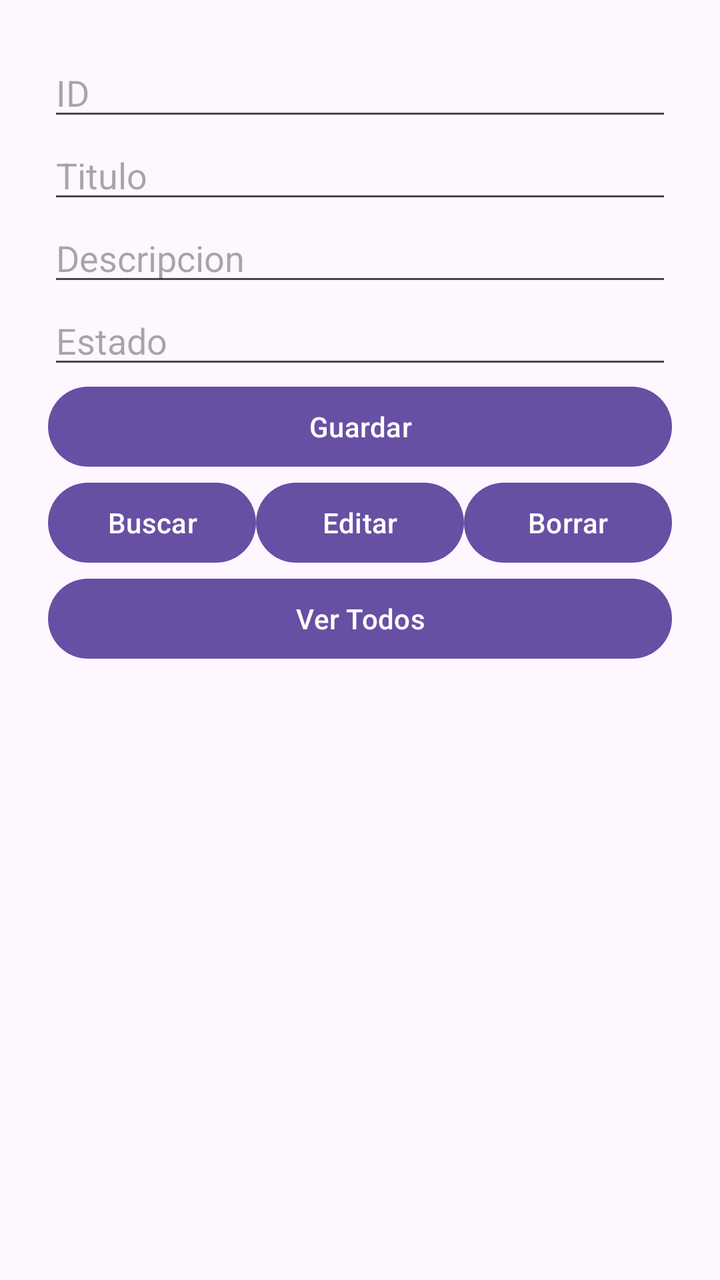
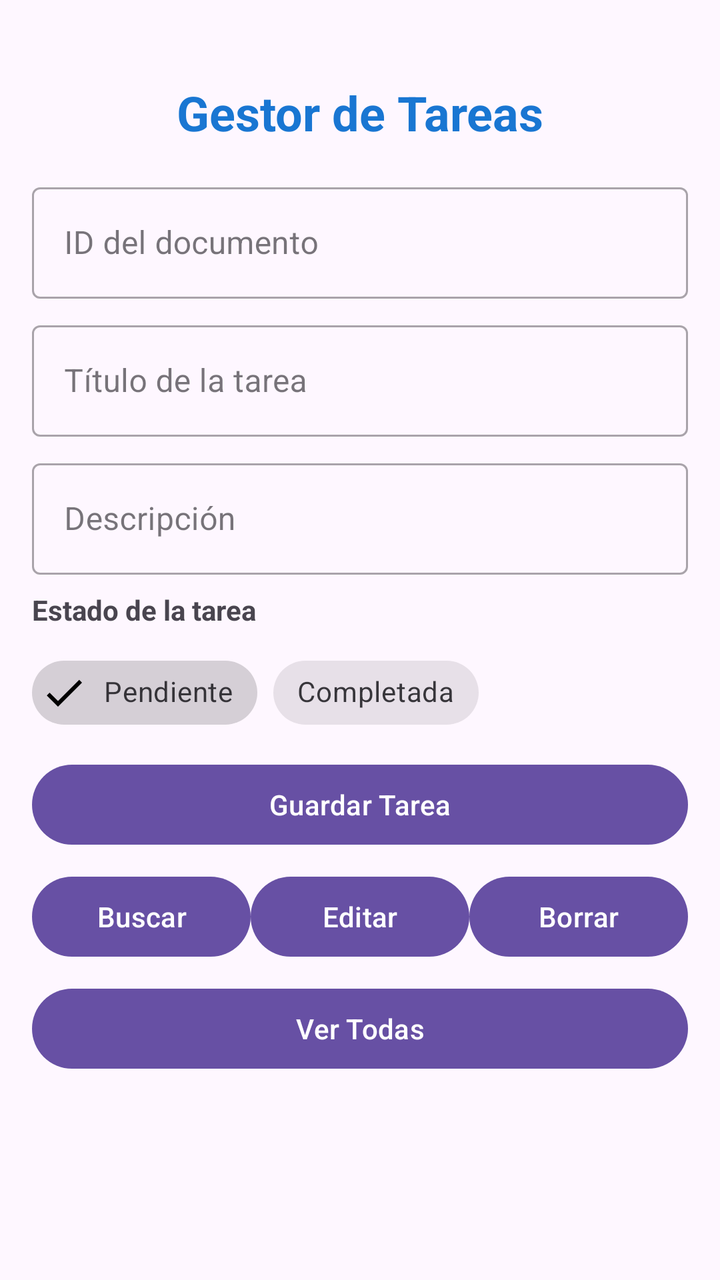

An Android layout rendered at two revisions. The XML below is the earlier revision; the diff shows what the commit changed to produce the second picture.
<!-- AndroidManifest.xml: application theme Theme.ToDoListLeonardo -->
<!-- res/layout/activity_main.xml -->
<?xml version="1.0" encoding="utf-8"?>
<LinearLayout xmlns:android="http://schemas.android.com/apk/res/android"
    android:orientation="vertical"
    android:padding="24dp"
    android:layout_width="match_parent"
    android:layout_height="match_parent">

    <EditText android:id="@+id/etId" android:hint="ID" android:inputType="number"
        android:layout_width="match_parent" android:layout_height="wrap_content"/>

    <EditText android:id="@+id/etTitulo" android:hint="Titulo"
        android:layout_width="match_parent" android:layout_height="wrap_content"/>

    <EditText android:id="@+id/etDescripcion" android:hint="Descripcion"
        android:layout_width="match_parent" android:layout_height="wrap_content"/>

    <EditText android:id="@+id/etEstado" android:hint="Estado"
        android:layout_width="match_parent" android:layout_height="wrap_content"/>

    <Button android:id="@+id/btnRegistrar" android:text="Guardar"
        android:layout_width="match_parent" android:layout_height="wrap_content"/>

    <LinearLayout android:orientation="horizontal"
        android:layout_width="match_parent" android:layout_height="wrap_content">

        <Button android:id="@+id/btnBuscar" android:text="Buscar"
            android:layout_weight="1" android:layout_width="0dp" android:layout_height="wrap_content"/>

        <Button android:id="@+id/btnEditar" android:text="Editar"
            android:layout_weight="1" android:layout_width="0dp" android:layout_height="wrap_content"/>

        <Button android:id="@+id/btnBorrar" android:text="Borrar"
            android:layout_weight="1" android:layout_width="0dp" android:layout_height="wrap_content"/>
    </LinearLayout>

    <Button android:id="@+id/btnVerTodos" android:text="Ver Todos"
        android:layout_width="match_parent" android:layout_height="wrap_content"/>

    <androidx.recyclerview.widget.RecyclerView
        android:id="@+id/rvTareas"
        android:layout_width="match_parent"
        android:layout_height="0dp"
        android:layout_weight="1"/>
</LinearLayout>
<!-- resources referenced by this layout -->
<resources>
  <style name="Theme.ToDoListLeonardo" parent="Base.Theme.ToDoListLeonardo" />
  <style name="Base.Theme.ToDoListLeonardo" parent="Theme.Material3.DayNight.NoActionBar">
          
          
      </style>
</resources>

<!-- the commit's change to res/layout/activity_main.xml (unified diff, before → after) -->
@@ -1,44 +1,148 @@
 <?xml version="1.0" encoding="utf-8"?>
 <LinearLayout xmlns:android="http://schemas.android.com/apk/res/android"
+    xmlns:app="http://schemas.android.com/apk/res-auto"
+    android:layout_width="match_parent"
+    android:layout_height="match_parent"
     android:orientation="vertical"
-    android:padding="24dp"
-    android:layout_width="match_parent"
-    android:layout_height="match_parent">
+    android:padding="16dp">
 
-    <EditText android:id="@+id/etId" android:hint="ID" android:inputType="number"
-        android:layout_width="match_parent" android:layout_height="wrap_content"/>
+    <TextView
+        android:layout_width="match_parent"
+        android:layout_height="wrap_content"
+        android:text="Gestor de Tareas"
+        android:textSize="24sp"
+        android:textStyle="bold"
+        android:textColor="@color/colorPrimary"
+        android:gravity="center"
+        android:layout_marginTop="24dp"
+        android:layout_marginBottom="16dp" />
 
-    <EditText android:id="@+id/etTitulo" android:hint="Titulo"
-        android:layout_width="match_parent" android:layout_height="wrap_content"/>
+    <com.google.android.material.textfield.TextInputLayout
+        android:id="@+id/tilId"
+        style="@style/Widget.MaterialComponents.TextInputLayout.OutlinedBox"
+        android:layout_width="match_parent"
+        android:layout_height="wrap_content"
+        android:hint="ID del documento"
+        android:layout_marginBottom="8dp">
 
-    <EditText android:id="@+id/etDescripcion" android:hint="Descripcion"
-        android:layout_width="match_parent" android:layout_height="wrap_content"/>
+        <com.google.android.material.textfield.TextInputEditText
+            android:id="@+id/etId"
+            android:layout_width="match_parent"
+            android:layout_height="wrap_content"
+            android:inputType="text" />
 
-    <EditText android:id="@+id/etEstado" android:hint="Estado"
-        android:layout_width="match_parent" android:layout_height="wrap_content"/>
+    </com.google.android.material.textfield.TextInputLayout>
 
-    <Button android:id="@+id/btnRegistrar" android:text="Guardar"
-        android:layout_width="match_parent" android:layout_height="wrap_content"/>
+    <com.google.android.material.textfield.TextInputLayout
+        android:id="@+id/tilTitulo"
+        style="@style/Widget.MaterialComponents.TextInputLayout.OutlinedBox"
+        android:layout_width="match_parent"
+        android:layout_height="wrap_content"
+        android:hint="Título de la tarea"
+        android:layout_marginBottom="8dp">
 
-    <LinearLayout android:orientation="horizontal"
-        android:layout_width="match_parent" android:layout_height="wrap_content">
+        <com.google.android.material.textfield.TextInputEditText
+            android:id="@+id/etTitulo"
+            android:layout_width="match_parent"
+            android:layout_height="wrap_content" />
 
-        <Button android:id="@+id/btnBuscar" android:text="Buscar"
-            android:layout_weight="1" android:layout_width="0dp" android:layout_height="wrap_content"/>
+    </com.google.android.material.textfield.TextInputLayout>
 
-        <Button android:id="@+id/btnEditar" android:text="Editar"
-            android:layout_weight="1" android:layout_width="0dp" android:layout_height="wrap_content"/>
+    <com.google.android.material.textfield.TextInputLayout
+        android:id="@+id/tilDescripcion"
+        style="@style/Widget.MaterialComponents.TextInputLayout.OutlinedBox"
+        android:layout_width="match_parent"
+        android:layout_height="wrap_content"
+        android:hint="Descripción"
+        android:layout_marginBottom="8dp">
 
-        <Button android:id="@+id/btnBorrar" android:text="Borrar"
-            android:layout_weight="1" android:layout_width="0dp" android:layout_height="wrap_content"/>
+        <com.google.android.material.textfield.TextInputEditText
+            android:id="@+id/etDescripcion"
+            android:layout_width="match_parent"
+            android:layout_height="wrap_content" />
+
+    </com.google.android.material.textfield.TextInputLayout>
+
+    <TextView
+        android:layout_width="wrap_content"
+        android:layout_height="wrap_content"
+        android:text="Estado de la tarea"
+        android:textStyle="bold"
+        android:layout_marginBottom="8dp" />
+
+    <com.google.android.material.chip.ChipGroup
+        android:id="@+id/chipGroupEstado"
+        android:layout_width="match_parent"
+        android:layout_height="wrap_content"
+        app:singleSelection="true">
+
+        <com.google.android.material.chip.Chip
+            android:id="@+id/chipPendiente"
+            style="@style/Widget.MaterialComponents.Chip.Filter"
+            android:layout_width="wrap_content"
+            android:layout_height="wrap_content"
+            android:text="Pendiente"
+            android:checkable="true"
+            android:checked="true" />
+
+        <com.google.android.material.chip.Chip
+            android:id="@+id/chipCompletada"
+            style="@style/Widget.MaterialComponents.Chip.Filter"
+            android:layout_width="wrap_content"
+            android:layout_height="wrap_content"
+            android:text="Completada"
+            android:checkable="true" />
+
+    </com.google.android.material.chip.ChipGroup>
+
+    <com.google.android.material.button.MaterialButton
+        android:id="@+id/btnGuardar"
+        android:layout_width="match_parent"
+        android:layout_height="wrap_content"
+        android:text="Guardar Tarea"
+        android:layout_marginTop="8dp"
+        android:layout_marginBottom="8dp" />
+
+    <LinearLayout
+        android:layout_width="match_parent"
+        android:layout_height="wrap_content"
+        android:orientation="horizontal">
+
+        <com.google.android.material.button.MaterialButton
+            android:id="@+id/btnBuscar"
+            android:layout_width="0dp"
+            android:layout_height="wrap_content"
+            android:layout_weight="1"
+            android:text="Buscar" />
+
+        <com.google.android.material.button.MaterialButton
+            android:id="@+id/btnEditar"
+            android:layout_width="0dp"
+            android:layout_height="wrap_content"
+            android:layout_weight="1"
+            android:text="Editar" />
+
+        <com.google.android.material.button.MaterialButton
+            android:id="@+id/btnBorrar"
+            android:layout_width="0dp"
+            android:layout_height="wrap_content"
+            android:layout_weight="1"
+            android:text="Borrar" />
+
     </LinearLayout>
 
-    <Button android:id="@+id/btnVerTodos" android:text="Ver Todos"
-        android:layout_width="match_parent" android:layout_height="wrap_content"/>
+    <com.google.android.material.button.MaterialButton
+        android:id="@+id/btnVerTodas"
+        android:layout_width="match_parent"
+        android:layout_height="wrap_content"
+        android:text="Ver Todas"
+        android:layout_marginTop="8dp"
+        android:layout_marginBottom="8dp" />
 
     <androidx.recyclerview.widget.RecyclerView
         android:id="@+id/rvTareas"
         android:layout_width="match_parent"
         android:layout_height="0dp"
-        android:layout_weight="1"/>
+        android:layout_weight="1" />
+
 </LinearLayout>
<!-- resource entries referenced after the edit -->
@@ -1,5 +1,6 @@
 <!-- resources referenced by this layout -->
 <resources>
+  <color name="colorPrimary">#1976D2</color>
   <style name="Theme.ToDoListLeonardo" parent="Base.Theme.ToDoListLeonardo" />
   <style name="Base.Theme.ToDoListLeonardo" parent="Theme.Material3.DayNight.NoActionBar">
           
